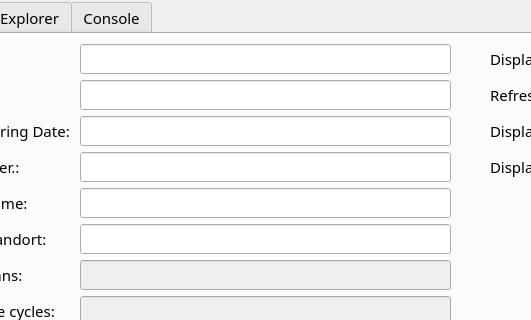
Before: the Qt Designer form ui_files/MainWindow.ui in Snupai/MultipackParser, drawn with Qt 5; both pictures show x 202 to 733 and y 0 to 320 of the 1280 by 720 pixel window.
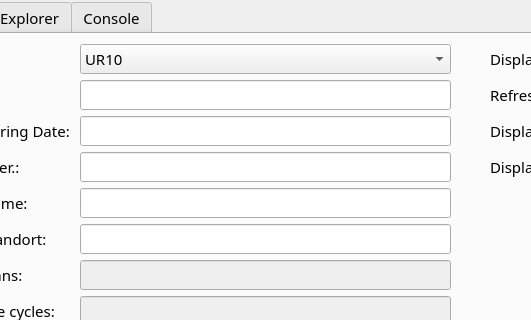
After: the same form once the commit is applied. The open tabs and pages were chosen to show the change. Icons and pictures are not drawn.

Commit message:
Refactor UR model handling in UI and main logic
- Replaced the line edit for UR model input with a combo box in the UI, allowing users to select from predefined models (UR10, UR20).
- Updated the main.py logic to connect the combo box selection to the settings, ensuring the selected model is properly saved and displayed.

```diff
--- a/ui_files/MainWindow.ui
+++ b/ui_files/MainWindow.ui
@@ -1106,9 +1106,6 @@
           </property>
          </widget>
         </item>
-        <item row="0" column="1">
-         <widget class="QLineEdit" name="lineEditURModel"/>
-        </item>
         <item row="1" column="0">
          <widget class="QLabel" name="label_12">
           <property name="text">
@@ -1201,6 +1198,23 @@
           </property>
          </widget>
         </item>
+        <item row="0" column="1">
+         <widget class="QComboBox" name="comboBoxChooseURModel">
+          <property name="currentText">
+           <string>UR10</string>
+          </property>
+          <item>
+           <property name="text">
+            <string>UR10</string>
+           </property>
+          </item>
+          <item>
+           <property name="text">
+            <string>UR20</string>
+           </property>
+          </item>
+         </widget>
+        </item>
        </layout>
       </widget>
       <widget class="QWidget" name="formLayoutWidget_2">
```
Left out of the diff: 2 changed lines with no effect on the pictures. The commit also changes 2 other files.
